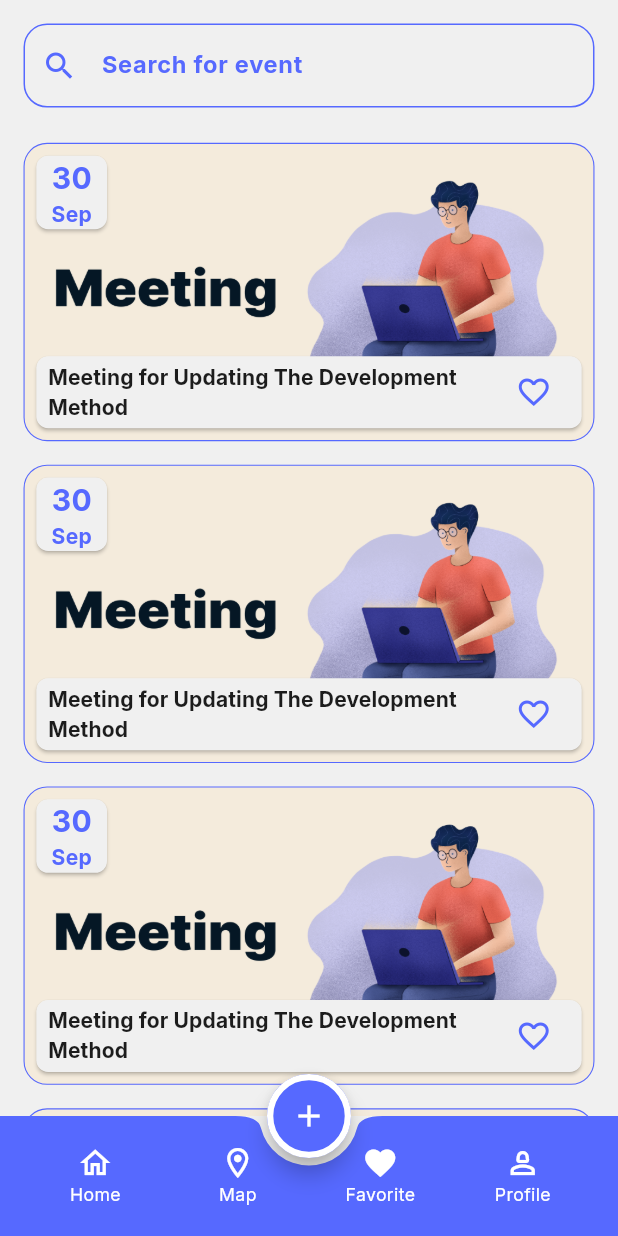
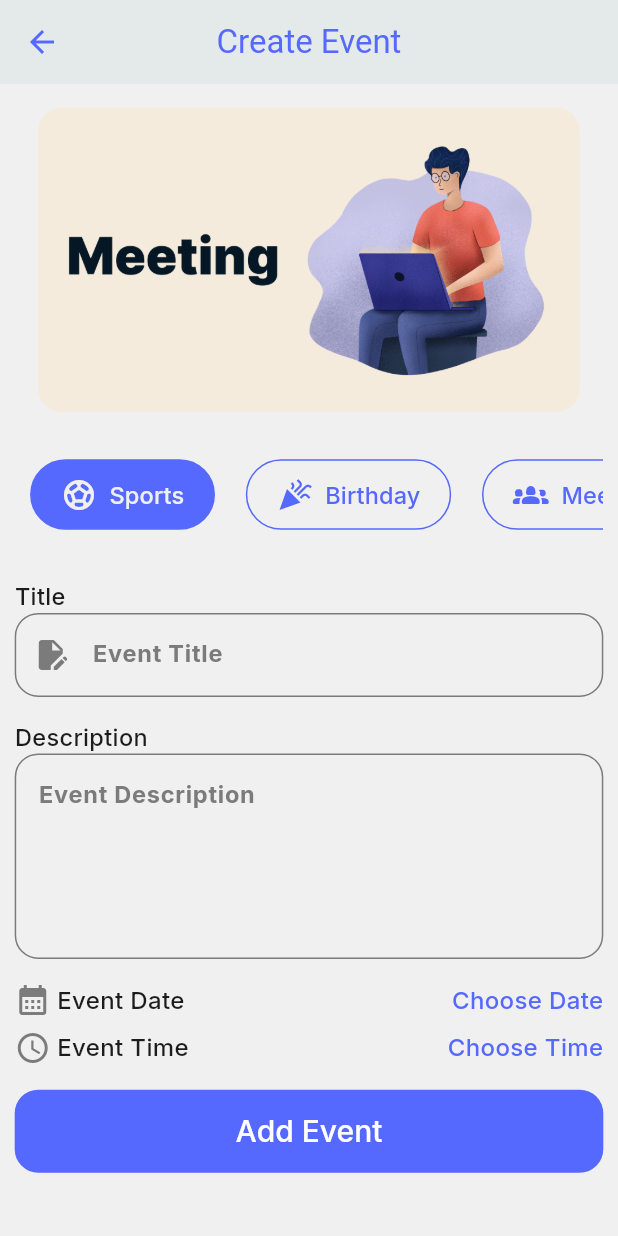
Before and after one commit to AlaaAlprol2003/Event_planning_app-flutter, a Flutter app: the screen it shows after launch, item 3 of the bottom bar chosen, after a tap on the "add" icon, on a phone screen of 412 x 824 dp. Run offline on Flutter 3.47's test engine with Material 3 defaults, Android fonts, the phone set to English and light mode, and no system bars; our stand-ins replace flutter_screenutil, google_fonts.

Commit message:
Finised create event fregment UI except location section

```diff
--- a/lib/config/theme/theme_manager.dart
+++ b/lib/config/theme/theme_manager.dart
@@ -15,6 +15,13 @@ class ThemeManager {
         color: ColorsManager.blue,
       ),
       centerTitle: true,
+      iconTheme: IconThemeData(
+        color: ColorsManager.blue
+      )
+    ),
+    colorScheme: ColorScheme.fromSeed(seedColor: ColorsManager.grey,
+      onPrimary: ColorsManager.grey,
+      onSecondary: ColorsManager.black1c
     ),
     bottomNavigationBarTheme: BottomNavigationBarThemeData(
       backgroundColor: Colors.transparent,
--- a/lib/core/routes_manager/routes_manager.dart
+++ b/lib/core/routes_manager/routes_manager.dart
@@ -3,6 +3,7 @@
 import 'package:evently_app/features/auth/login/login.dart';
 
 import 'package:evently_app/features/auth/register/register.dart';
+import 'package:evently_app/features/create_event/create_event.dart';
 import 'package:evently_app/features/main_layout/main_layout.dart';
 import 'package:flutter/cupertino.dart';
 
@@ -11,6 +12,9 @@ class RoutesManager {
   static const  String register = "/register";
   static const  String login = "/login";
   static const  String mainLayout = "/mainLayout";
+  static const  String createEvent = "/ceareEvent";
+
+
 
 
   static Route? router(RouteSettings settings){
@@ -24,6 +28,9 @@ class RoutesManager {
       case mainLayout : {
         return CupertinoPageRoute(builder: (context)=> MainLayout());
       }
+       case createEvent : {
+        return CupertinoPageRoute(builder: (context)=> CreateEvent());
+      }
     }
 
   }
--- a/lib/core/widgets/custom_tabbar.dart
+++ b/lib/core/widgets/custom_tabbar.dart
@@ -1,3 +1,4 @@
+import 'package:evently_app/core/resources/colors_manager.dart';
 import 'package:evently_app/features/main_layout/home/tab_bar_item.dart';
 import 'package:evently_app/models/category_model.dart';
 import 'package:flutter/foundation.dart';
@@ -35,6 +36,7 @@ class _CustomTabbarState extends State<CustomTabbar> {
           selectedIndex = newIndex;
           setState(() {});
         },
+        overlayColor: WidgetStatePropertyAll(Colors.transparent),
         indicatorColor: Colors.transparent,
         dividerColor: Colors.transparent,
         labelPadding: REdgeInsets.symmetric(horizontal: 10.w),
--- a/lib/core/widgets/custom_text_button.dart
+++ b/lib/core/widgets/custom_text_button.dart
@@ -3,12 +3,18 @@ import 'package:flutter/material.dart';
 import 'package:google_fonts/google_fonts.dart';
 
 class CustomTextButton extends StatelessWidget {
-  const CustomTextButton({super.key,required this.title,required this.onPressed});
+  const CustomTextButton({
+    super.key,
+    required this.title,
+    required this.onPressed, this.decoration, this.fontStyle,
+  });
   final String title;
   final VoidCallback onPressed;
+  final TextDecoration? decoration;
+  final FontStyle? fontStyle;
   @override
   Widget build(BuildContext context) {
-    return  GestureDetector(
+    return GestureDetector(
       onTap: onPressed,
       child: Text(
         title,
@@ -16,8 +22,8 @@ class CustomTextButton extends StatelessWidget {
           fontSize: 16,
           fontWeight: FontWeight.w500,
           color: ColorsManager.blue,
-                        fontStyle: FontStyle.italic,
-                        decoration: TextDecoration.underline,
+          fontStyle: fontStyle,
+          decoration: decoration,
           decorationColor: ColorsManager.blue,
           decorationThickness: 2,
         ),
--- /dev/null
+++ b/lib/core/widgets/custom_text_field.dart
@@ -0,0 +1,53 @@
+import 'package:evently_app/core/resources/colors_manager.dart';
+import 'package:flutter/material.dart';
+import 'package:flutter_screenutil/flutter_screenutil.dart';
+import 'package:google_fonts/google_fonts.dart';
+
+class CustomTextField extends StatelessWidget {
+  const CustomTextField({
+    super.key,
+    required this.hintText,
+    this.prefixIcon,
+    required this.borderColor,
+    required this.hintColor,
+    this.minLines,
+    this.maxLines,
+  });
+  final String hintText;
+  final Widget? prefixIcon;
+  final Color borderColor;
+  final Color hintColor;
+
+  final int? minLines;
+  final int? maxLines;
+  @override
+  Widget build(BuildContext context) {
+    return TextField(
+      minLines: minLines,
+      maxLines: maxLines,
+      obscureText: false,
+      style: TextStyle(
+        fontSize: 14.sp,
+        fontWeight: FontWeight.w500,
+        color: ColorsManager.black1c,
+      ),
+      decoration: InputDecoration(
+        prefixIcon: prefixIcon,
+        hintText: hintText,
+        hintStyle: GoogleFonts.inter(
+          fontSize: 16.sp,
+          fontWeight: FontWeight.bold,
+          color: hintColor,
+        ),
+        enabledBorder: OutlineInputBorder(
+          borderRadius: BorderRadius.circular(16.r),
+          borderSide: BorderSide(color: borderColor),
+        ),
+        focusedBorder: OutlineInputBorder(
+          borderRadius: BorderRadius.circular(16.r),
+          borderSide: BorderSide(color: borderColor),
+        ),
+      ),
+    );
+  }
+}
--- a/lib/features/auth/register/register.dart
+++ b/lib/features/auth/register/register.dart
@@ -131,6 +131,8 @@ class _RegisterState extends State<Register> {
                     ),
                     CustomTextButton(
                       title: "Login",
+                      decoration: TextDecoration.underline,
+                      fontStyle: FontStyle.italic,
                       onPressed: () {
                         Navigator.pushReplacementNamed(
                           context,
--- /dev/null
+++ b/lib/features/create_event/create_event.dart
@@ -0,0 +1,120 @@
+import 'package:evently_app/core/resources/assets_manager.dart';
+import 'package:evently_app/core/resources/colors_manager.dart';
+import 'package:evently_app/core/widgets/custom_tabbar.dart';
+import 'package:evently_app/core/widgets/custom_text_button.dart';
+import 'package:evently_app/core/widgets/custom_text_field.dart';
+import 'package:evently_app/models/category_model.dart';
+import 'package:flutter/material.dart';
+import 'package:flutter_screenutil/flutter_screenutil.dart';
+import 'package:google_fonts/google_fonts.dart';
+
+class CreateEvent extends StatelessWidget {
+  const CreateEvent({super.key});
+
+  @override
+  Widget build(BuildContext context) {
+    return Scaffold(
+      resizeToAvoidBottomInset: true,
+      appBar: AppBar(title: Text("Create Event"), elevation: 1),
+      body: SingleChildScrollView(
+        child: Padding(
+          padding: REdgeInsets.symmetric(horizontal: 10.0),
+          child: Column(
+            crossAxisAlignment: CrossAxisAlignment.start,
+            children: [
+              Padding(
+                padding: REdgeInsets.all(16.0),
+                child: ClipRRect(
+                  borderRadius: BorderRadius.circular(16.r),
+                  child: Image.asset(ImageAssets.meeting),
+                ),
+              ),
+              CustomTabbar(
+                selectedBgColor: ColorsManager.blue,
+                selectedFgColor: ColorsManager.whiteBlue,
+                unSelectedBgColor: Colors.transparent,
+                unSelectedFgColor: ColorsManager.blue,
+                category: CategoryModel.tabBarItems,
+              ),
+              SizedBox(height: 16.h),
+              Text(
+                "Title",
+                style: GoogleFonts.inter(
+                  fontSize: 16.sp,
+                  fontWeight: FontWeight.w500,
+                  color: Theme.of(context).colorScheme.onSecondary,
+                ),
+              ),
+              CustomTextField(
+                hintText: "Event Title",
+                prefixIcon: Icon(Icons.edit_document, color: ColorsManager.grey),
+                borderColor: Theme.of(context).colorScheme.onPrimary,
+                hintColor: Theme.of(context).colorScheme.onPrimary,
+              ),
+              SizedBox(height: 16.h),
+              Text(
+                "Description",
+                style: GoogleFonts.inter(
+                  fontSize: 16.sp,
+                  fontWeight: FontWeight.w500,
+                  color: Theme.of(context).colorScheme.onSecondary,
+                ),
+              ),
+              CustomTextField(
+                hintText: 'Event Description',
+                minLines: 5,
+
+                borderColor: Theme.of(context).colorScheme.onPrimary,
+                hintColor: Theme.of(context).colorScheme.onPrimary,
+              ),
+              SizedBox(height: 16.h,),
+              Row(
+                children: [
+                  Icon(
+                    Icons.calendar_month,
+                    color: Theme.of(context).colorScheme.onPrimary,
+                  ),
+                  SizedBox(width: 4.w,),
+                  Text(
+                    "Event Date",
+                    style: GoogleFonts.inter(
+                      fontSize: 16,
+                      fontWeight: FontWeight.w500,
+                      color: Theme.of(context).colorScheme.onSecondary,
+                    ),
+                  ),
+                  Spacer(),
+                  CustomTextButton(title: "Choose Date", onPressed: (){})
+                ],
+              ),
+              SizedBox(height: 8.h,),
+              Row(
+                children: [
+                  Icon(
+                    Icons.access_time,
+                    color: Theme.of(context).colorScheme.onPrimary,
+                  ),
+                  SizedBox(width: 4.w,),
+                  Text(
+                    "Event Time",
+                    style: GoogleFonts.inter(
+                      fontSize: 16,
+                      fontWeight: FontWeight.w500,
+                      color: Theme.of(context).colorScheme.onSecondary,
+                    ),
+                  ),
+                  Spacer(),
+                  CustomTextButton(title: "Choose Time", onPressed: (){})
+                ],
+              ),
+              SizedBox(height: 16.h,),
+             SizedBox(
+              width: double.infinity,
+              child: FilledButton(onPressed: (){}, child:Text('Add Event')))
+            ],
+          ),
+        ),
+      ),
+    );
+  }
+}
--- a/lib/features/main_layout/favorite/favorite_fregment.dart
+++ b/lib/features/main_layout/favorite/favorite_fregment.dart
@@ -1,4 +1,5 @@
 import 'package:evently_app/core/resources/colors_manager.dart';
+import 'package:evently_app/core/widgets/custom_text_field.dart';
 import 'package:evently_app/core/widgets/event_item.dart';
 import 'package:evently_app/models/category_model.dart';
 import 'package:evently_app/models/event_model.dart';
@@ -16,26 +17,9 @@ class FavoriteFregment extends StatelessWidget {
         children: [
           Padding(
             padding: REdgeInsets.symmetric(horizontal: 16.0, vertical: 16),
-            child: TextField(
-              style: TextStyle(fontSize: 14.sp,fontWeight: FontWeight.w500),
-              decoration: InputDecoration(
-                prefixIcon: Icon(Icons.search, color: ColorsManager.blue),
-                hintText: "Search for event",
-                hintStyle: GoogleFonts.inter(
-                  fontSize: 16.sp,
-                  fontWeight: FontWeight.bold,
-                  color: ColorsManager.blue,
-                ),
-                enabledBorder: OutlineInputBorder(
-                  borderRadius: BorderRadius.circular(16.r),
-                  borderSide: BorderSide(color: ColorsManager.blue),
-                ),
-                focusedBorder: OutlineInputBorder(
-                  borderRadius: BorderRadius.circular(16.r),
-                  borderSide: BorderSide(color: ColorsManager.blue),
-                ),
-              ),
-            ),
+            child: CustomTextField(hintText: "Search for event", prefixIcon: Icon(Icons.search,color: ColorsManager.blue,)
+            , borderColor: ColorsManager.blue, hintColor: ColorsManager.blue
+            ,)
           ),
           Expanded(
             child: ListView.builder(
--- a/lib/features/main_layout/main_layout.dart
+++ b/lib/features/main_layout/main_layout.dart
@@ -1,4 +1,5 @@
 import 'package:evently_app/core/resources/colors_manager.dart';
+import 'package:evently_app/core/routes_manager/routes_manager.dart';
 import 'package:evently_app/features/main_layout/favorite/favorite_fregment.dart';
 import 'package:evently_app/features/main_layout/home/home_fregment.dart';
 import 'package:evently_app/features/main_layout/map/map_fregment.dart';
@@ -74,7 +75,9 @@ class _MainLayoutState extends State<MainLayout> {
 
   FloatingActionButton _buildFloatingActionButton() {
     return FloatingActionButton(
-      onPressed: () {},
+      onPressed: () {
+        Navigator.pushNamed(context, RoutesManager.createEvent);
+      },
       child: Icon(Icons.add, color: ColorsManager.white),
     );
   }
```
Lines whose indentation alone changed are shown as unchanged.
